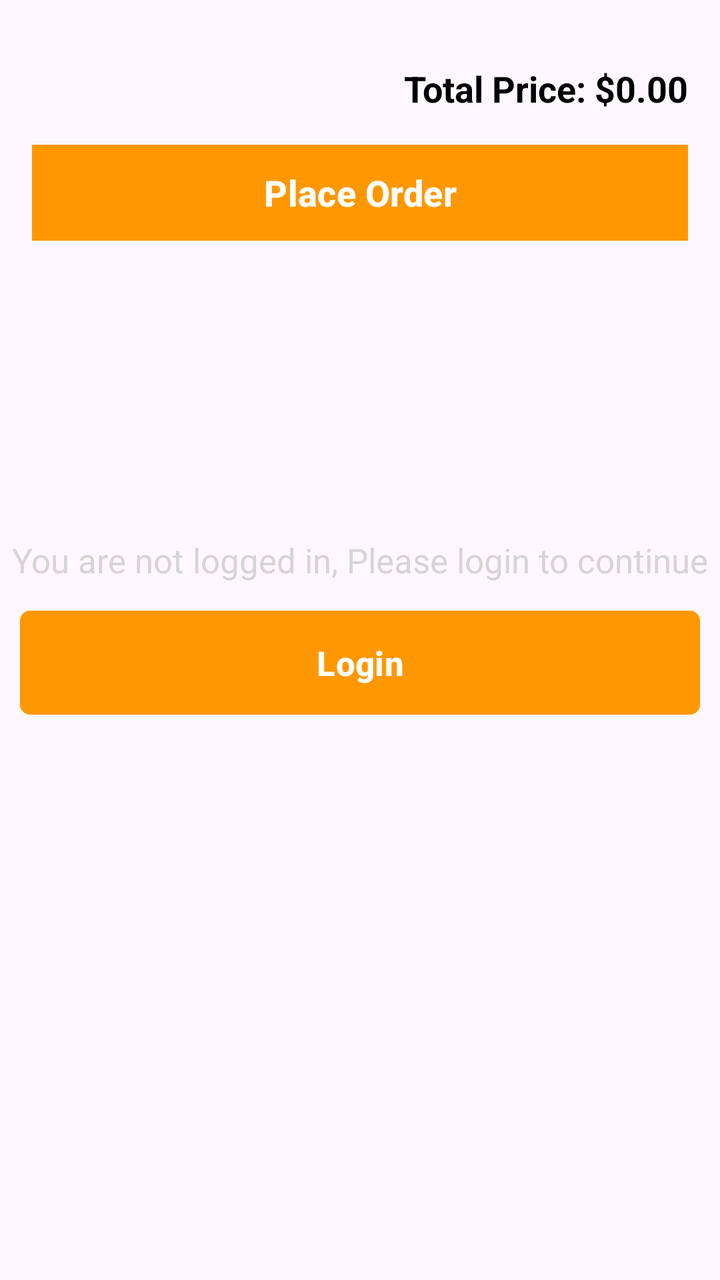
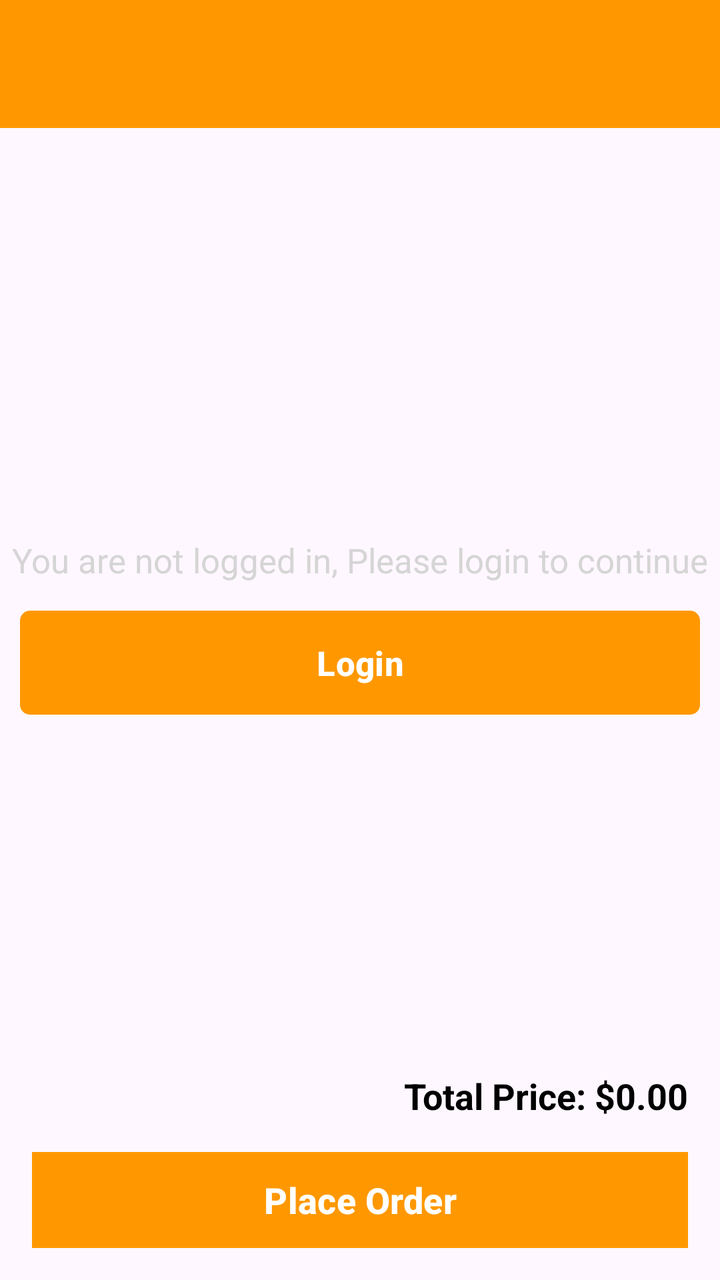

Before-and-after screenshots of an Android layout around one commit, followed by the original layout XML and the change that was made.
<!-- AndroidManifest.xml: application theme Theme.MADAssessment4 -->
<!-- res/layout/fragment_cart.xml -->
<?xml version="1.0" encoding="utf-8"?>
<FrameLayout xmlns:android="http://schemas.android.com/apk/res/android"
    xmlns:tools="http://schemas.android.com/tools"
    android:layout_width="match_parent"
    android:layout_height="match_parent"
    xmlns:app="http://schemas.android.com/apk/res-auto"
    tools:context=".views.fragments.CartFragment">

    
    <androidx.constraintlayout.widget.ConstraintLayout
        android:id="@+id/clScreen"
        android:layout_width="match_parent"
        android:layout_height="wrap_content">
        <androidx.recyclerview.widget.RecyclerView
            android:id="@+id/recyclerViewCart"
            android:layout_width="match_parent"
            android:layout_height="match_parent"
            app:layout_constraintStart_toStartOf="parent"
            app:layout_constraintTop_toTopOf="parent"
            app:layout_constraintEnd_toEndOf="parent"
           app:layout_constraintBottom_toTopOf="@id/llOrderSummary"
            android:padding="8dp"
            tools:listitem="@layout/cart_item_layout" />

        <LinearLayout
            android:id="@+id/llOrderSummary"
            android:layout_width="match_parent"
            android:layout_height="wrap_content"
            android:orientation="vertical"
            app:layout_constraintBottom_toBottomOf="parent"
            app:layout_constraintStart_toStartOf="parent"
            app:layout_constraintEnd_toEndOf="parent"
            android:padding="16dp"
            android:layout_gravity="bottom">

            
            <TextView
                android:id="@+id/tvTotalPrice"
                android:layout_width="match_parent"
                android:layout_height="wrap_content"
                android:text="Total Price: $0.00"
                android:textSize="18sp"
                android:textStyle="bold"
                android:textColor="@android:color/black"
                android:gravity="end"/>

            
            <Button
                android:id="@+id/buttonPlaceOrder"
                android:layout_width="match_parent"
                android:layout_height="wrap_content"
                android:text="Place Order"
                android:textSize="18sp"
                android:textStyle="bold"
                android:background="@drawable/rounded_button_bg"
                android:textColor="@android:color/white"
                android:layout_marginTop="16dp"/>

        </LinearLayout>
    </androidx.constraintlayout.widget.ConstraintLayout>


    <RelativeLayout
        tools:visibility="invisible"
        android:id="@+id/rlLoginMsg"
        android:visibility="visible"
        android:layout_width="match_parent"
        android:layout_height="match_parent"
        android:gravity="center"
        >
        <TextView
            android:id="@+id/tvMsg"
            android:layout_width="match_parent"
            android:layout_height="wrap_content"
            android:gravity="center"
            android:text="You are not logged in, Please login to continue"
            android:textSize="17sp"
            android:textColor="@color/lightGrey"

            />

        <Button
            android:id="@+id/btnLogin"
            android:layout_width="match_parent"
            android:layout_height="60dp"
            android:layout_below="@id/tvMsg"
            android:layout_marginStart="10dp"
            android:layout_marginTop="10dp"
            android:layout_marginEnd="10dp"
            android:layout_marginBottom="10dp"
            android:text="@string/login"
            android:textSize="17sp"
            android:textStyle="bold"
            app:cornerRadius="5dp" />
    </RelativeLayout>

</FrameLayout>
<!-- res/layout/cart_item_layout.xml (included above) -->
<?xml version="1.0" encoding="utf-8"?>
<androidx.cardview.widget.CardView xmlns:android="http://schemas.android.com/apk/res/android"
    android:layout_width="match_parent"
    android:layout_height="wrap_content"
    xmlns:app="http://schemas.android.com/apk/res-auto"
    android:layout_margin="8dp"
    android:elevation="4dp"
    app:contentPadding="10dp"
    android:padding="12dp">

    <LinearLayout
        android:layout_width="match_parent"
        android:layout_height="wrap_content"
        android:orientation="horizontal">

        
        <ImageView
            android:id="@+id/ivItem"
            android:layout_width="100dp"
            android:layout_height="100dp"
            android:scaleType="centerCrop"
            android:src="@drawable/image_placeholder"
            android:layout_marginEnd="12dp"/>

        
        <LinearLayout
            android:layout_width="0dp"
            android:layout_height="wrap_content"
            android:layout_weight="1"
            android:orientation="vertical">

            
            <TextView
                android:id="@+id/tvItemName"
                android:text="title"
                android:layout_width="match_parent"
                android:layout_height="wrap_content"
                android:textSize="20sp"
                android:textColor="@android:color/black"
                android:textStyle="bold"/>

            
            <LinearLayout
                android:layout_width="match_parent"
                android:layout_height="wrap_content"
                android:orientation="horizontal"
                android:gravity="center_vertical">

                <TextView
                    android:id="@+id/tvPrice"
                    android:layout_width="wrap_content"
                    android:layout_height="wrap_content"
                    android:textSize="16sp"
                    android:text="price  *"
                    android:textColor="@android:color/holo_green_dark"
                    android:layout_marginEnd="8dp"/>

                <TextView
                    android:id="@+id/tvQuantity"
                    android:text="(quantity)"
                    android:layout_width="wrap_content"
                    android:layout_height="wrap_content"
                    android:textSize="16sp"
                    android:textColor="@android:color/black"/>

                <TextView
                    android:id="@+id/tvTotal"
                    android:text="= (Total)"
                    android:layout_width="wrap_content"
                    android:layout_height="wrap_content"
                    android:textSize="16sp"
                    android:layout_marginStart="9dp"
                    android:textColor="@android:color/black"/>

            </LinearLayout>

            
            <Button
                android:id="@+id/buttonRemoveCartItem"
                android:layout_width="wrap_content"
                android:layout_height="wrap_content"
                android:text="Remove"
                android:textColor="@android:color/white"
                android:backgroundTint="@android:color/holo_red_light"
                android:layout_gravity="end"
                android:paddingStart="16dp"
                android:paddingEnd="16dp"
                android:paddingTop="8dp"
                android:paddingBottom="8dp" />

        </LinearLayout>

    </LinearLayout>

</androidx.cardview.widget.CardView>
<!-- resources referenced by this layout -->
<resources>
  <color name="lightGrey">#D5D5D5</color>
  <!-- drawable image_placeholder: jpeg bitmap (drawable, 8485 bytes) -->
  <!-- drawable rounded_button_bg (drawable) -->
  <?xml version="1.0" encoding="utf-8"?>
  <shape xmlns:android="http://schemas.android.com/apk/res/android">
      <solid android:color="?attr/colorPrimary"/>
      <corners android:radius="0dp"/>
  </shape>
  <string name="login">Login</string>
  <style name="Theme.MADAssessment4" parent="Base.Theme.MADAssessment4" />
  <style name="Base.Theme.MADAssessment4" parent="Theme.Material3.DayNight.NoActionBar">
          
           <item name="colorPrimary">@color/primaryColor</item>
      </style>
  <color name="primaryColor">#FF9800</color>
</resources>

<!-- the commit's change to res/layout/fragment_cart.xml (unified diff, before → after) -->
@@ -6,17 +6,28 @@
     xmlns:app="http://schemas.android.com/apk/res-auto"
     tools:context=".views.fragments.CartFragment">
 
+
     
     <androidx.constraintlayout.widget.ConstraintLayout
         android:id="@+id/clScreen"
         android:layout_width="match_parent"
-        android:layout_height="wrap_content">
+        android:layout_height="match_parent">
+        <androidx.appcompat.widget.Toolbar
+            android:id="@+id/toolbar"
+            android:layout_width="match_parent"
+            android:layout_height="?attr/actionBarSize"
+            android:background="?attr/colorPrimary"
+            app:layout_constraintTop_toTopOf="parent"
+            app:layout_constraintEnd_toEndOf="parent"
+            app:layout_constraintStart_toStartOf="parent"
+            app:popupTheme="@style/AppTheme"
+            android:elevation="4dp" />
         <androidx.recyclerview.widget.RecyclerView
             android:id="@+id/recyclerViewCart"
             android:layout_width="match_parent"
-            android:layout_height="match_parent"
+            android:layout_height="0dp"
             app:layout_constraintStart_toStartOf="parent"
-            app:layout_constraintTop_toTopOf="parent"
+            app:layout_constraintTop_toBottomOf="@id/toolbar"
             app:layout_constraintEnd_toEndOf="parent"
            app:layout_constraintBottom_toTopOf="@id/llOrderSummary"
             android:padding="8dp"
<!-- resource entries referenced after the edit -->
@@ -9,11 +9,28 @@
       <corners android:radius="0dp"/>
   </shape>
   <string name="login">Login</string>
+  <style name="AppTheme" parent="Theme.AppCompat.Light.DarkActionBar">
+          
+          <item name="colorPrimary">@color/primaryColor</item>
+          <item name="colorPrimaryDark">@color/colorPrimaryDark</item>
+          <item name="colorAccent">@color/colorAccent</item>
+          <item name="android:textColorPrimary">@android:color/white</item> 
+          <item name="android:actionBarStyle">@style/MyActionBar</item>
+      </style>
   <style name="Theme.MADAssessment4" parent="Base.Theme.MADAssessment4" />
   <style name="Base.Theme.MADAssessment4" parent="Theme.Material3.DayNight.NoActionBar">
           
            <item name="colorPrimary">@color/primaryColor</item>
       </style>
+  <style name="MyActionBarTitleText" parent="@style/TextAppearance.AppCompat.Widget.ActionBar.Title">
+          <item name="android:textColor">@android:color/white</item> 
+      </style>
   <color name="primaryColor">#FF9800</color>
+  <color name="colorPrimaryDark">#FF8400</color>
+  <color name="colorAccent">#FFB446</color>
+  <style name="MyActionBar" parent="@style/Widget.AppCompat.ActionBar">
+          <item name="android:background">?attr/colorPrimary</item>
+          <item name="android:titleTextStyle">@style/MyActionBarTitleText</item>
+      </style>
 </resources>
 
